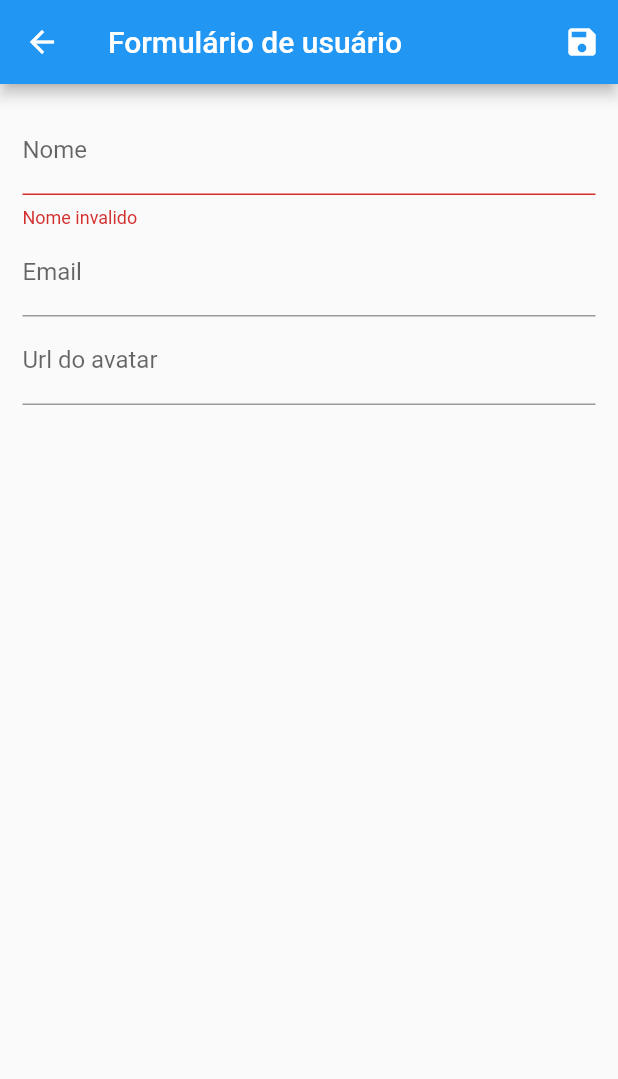
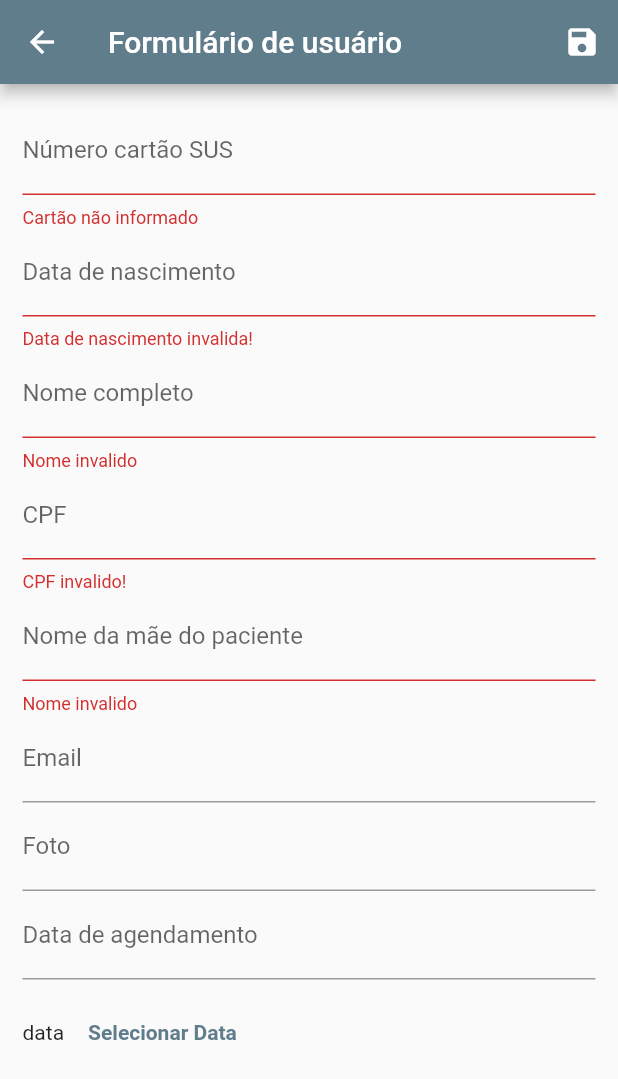
Before and after one commit to alexandretuti/sfi, a Flutter app: the UserForm screen opened by its route, after a tap on the "save" icon, on a phone screen of 412 x 824 dp. Shown: the top 1079 px of the screen. Run offline on Flutter 3.47's test engine with Material 2 defaults, Android fonts, the phone set to English and light mode, and no system bars; network calls fail.

Commit message:
Schedule date included.

```diff
--- a/lib/components/user_tile.dart
+++ b/lib/components/user_tile.dart
@@ -18,7 +18,7 @@ class UserTile extends StatelessWidget{
     return ListTile(
       leading: avatar,
       title: Text(user.name),
-      subtitle: Text(user.email),
+      subtitle: Text("Agendamento: " + user.dataAgendamento),
       trailing: Container(
         width:100,
         child: Row(
--- a/lib/data/dummy_users.dart
+++ b/lib/data/dummy_users.dart
@@ -3,27 +3,48 @@ import 'package:flutter_app/models/User.dart';
 const DUMMY_USERS = {
   '1': const User(
     id: '1',
-    name: 'Maria',
-    email: 'maria@gmail.com',
+    name: 'Joaquim José da Silva Xavier',
+    email: 'joaquimxavier@gmail.com',
     avatarUrl: 'https://cdn.pixabay.com/photo/2014/04/03/10/32/businessman-310819_960_720.png',
+    nroCartaoSUS:'1234567890',
+    dataNascimento:'06/01/1084',
+    cpf:'11111111111',
+    nomeMaePaciente:'Maria do Nascimento',
+    dataAgendamento: "30/04/2021",
+
   ),
   '2': const User(
       id: '2',
-      name: 'Rafael',
-      email: 'rafael@gmail.com',
+      name: 'Camilo Castelo Branco',
+      email: 'castelobranco@gmail.com',
       avatarUrl: 'https://cdn.pixabay.com/photo/2014/04/03/10/32/businessman-310819_960_720.png',
+      nroCartaoSUS:'1234567890',
+      dataNascimento:'06/01/1084',
+      cpf:'11111111111',
+      nomeMaePaciente:'Maria do Nascimento',
+      dataAgendamento: "30/04/2021",
   ),
   '3': const User(
       id: '3',
-      name: 'Fernanda',
-      email: 'fernanda@gmail.com',
+      name: 'Virgulino Ferreira da Silva',
+      email: 'virgulinosilva@gmail.com',
       avatarUrl: 'https://cdn.pixabay.com/photo/2014/04/03/10/32/user-310807_960_720.png',
+      nroCartaoSUS:'1234567890',
+      dataNascimento:'06/01/1084',
+      cpf:'11111111111',
+      nomeMaePaciente:'Maria do Nascimento',
+      dataAgendamento: "30/04/2021",
   ),
   '4': const User(
     id: '4',
-    name: 'Guilherme',
-    email: 'guilherme@gmail.com',
+    name: 'Luis de Camoes',
+    email: 'luiscamoes@gmail.com',
     avatarUrl: 'https://cdn.pixabay.com/photo/2014/04/03/10/32/businessman-310819_960_720.png',
+    nroCartaoSUS:'1234567890',
+    dataNascimento:'06/01/1084',
+    cpf:'11111111111',
+    nomeMaePaciente:'Maria do Nascimento',
+    dataAgendamento: "30/04/2021",
   ),
 
 
--- a/lib/main.dart
+++ b/lib/main.dart
@@ -21,7 +21,7 @@ class MyApp extends StatelessWidget {
       child: MaterialApp(
         title: 'Flutter Demo',
         theme: ThemeData(
-          primarySwatch: Colors.blue,
+          primarySwatch: Colors.blueGrey,
           visualDensity: VisualDensity.adaptivePlatformDensity,
         ),
         routes: {
--- a/lib/models/User.dart
+++ b/lib/models/User.dart
@@ -7,15 +7,23 @@ class User{
   final String email;
   final String avatarUrl;
 
+  final String nroCartaoSUS;
+  final String dataNascimento;
+  final String cpf;
+  final String nomeMaePaciente;
+
+  final String dataAgendamento;
+
   const User({
     this.id,
     @required this.name,
     @required this.email,
     this.avatarUrl,
+    @required this.nroCartaoSUS,
+    @required this.dataNascimento,
+    @required this.cpf,
+    @required this.nomeMaePaciente,
+    this.dataAgendamento,
   });
 
-
-
-
-
 }
--- a/lib/provider/users.dart
+++ b/lib/provider/users.dart
@@ -34,6 +34,11 @@ class Users with ChangeNotifier {
                 name: user.name,
                 email: user.email,
                 avatarUrl: '',
+                nroCartaoSUS: user.nroCartaoSUS,
+                dataNascimento: user.dataNascimento,
+                cpf: user.cpf,
+                nomeMaePaciente: user.nomeMaePaciente,
+                dataAgendamento: user.dataAgendamento,
               ),
       );
     } else {
@@ -46,6 +51,11 @@ class Users with ChangeNotifier {
           name: user.name,
           email: user.email,
           avatarUrl: user.avatarUrl,
+          nroCartaoSUS: user.nroCartaoSUS,
+          dataNascimento: user.dataNascimento,
+          cpf: user.cpf,
+          nomeMaePaciente: user.nomeMaePaciente,
+          dataAgendamento: user.dataAgendamento,
         ),
       );
     }
--- a/lib/views/user_form.dart
+++ b/lib/views/user_form.dart
@@ -1,4 +1,5 @@
 import 'package:flutter/material.dart';
+import 'package:flutter/services.dart';
 import 'package:flutter_app/models/User.dart';
 import 'package:flutter_app/provider/users.dart';
 import 'package:provider/provider.dart';
@@ -10,15 +11,22 @@ class UserForm extends StatefulWidget {
 
 class _UserFormState extends State<UserForm> {
   final _form = GlobalKey<FormState>();
+  DateTime _selectedDate;
 
   final Map<String, String> _formData = {};
 
-  void _loadFormData(User user){
-    _formData['id'] = user.id;
-    _formData['name'] = user.name;
-    _formData['email'] = user.email;
-    _formData['avatarUrl'] = user.avatarUrl;
-
+  void _loadFormData(User user) {
+    if (user != null && user.id != null) {
+      _formData['id'] = user.id;
+      _formData['name'] = user.name;
+      _formData['email'] = user.email;
+      _formData['avatarUrl'] = user.avatarUrl;
+      _formData['nroCartaoSUS'] = user.nroCartaoSUS;
+      _formData['dataNascimento'] = user.dataNascimento;
+      _formData['cpf'] = user.cpf;
+      _formData['nomeMaePaciente'] = user.nomeMaePaciente;
+      _formData['dataAgendamento'] = user.dataAgendamento;
+    }
   }
 
   @override
@@ -28,9 +36,24 @@ class _UserFormState extends State<UserForm> {
     _loadFormData(user);
   }
 
+  _showDatePicker() {
+    showDatePicker(
+        context: context,
+        initialDate: DateTime.now(),
+        firstDate: DateTime(2021),
+        lastDate: DateTime(2022)
+    ).then((pickedDate){
+      if(pickedDate == null){
+        return;
+      }
+      setState((){
+        _selectedDate = pickedDate;
+      });
+    });
+  }
+
   @override
   Widget build(BuildContext context) {
-
     return Scaffold(
       appBar: AppBar(
         title: Text('Formulário de usuário'),
@@ -47,6 +70,11 @@ class _UserFormState extends State<UserForm> {
                       name: _formData['name'],
                       email: _formData['email'],
                       avatarUrl: _formData['avatarUrl'],
+                      nroCartaoSUS: _formData['nroCartaoSUS'],
+                      dataNascimento: _formData['dataNascimento'],
+                      cpf: _formData['cpf'],
+                      nomeMaePaciente: _formData['nomeMaePaciente'],
+                      dataAgendamento: _formData['dataAgendamento'],
                     ),
                   );
                   Navigator.of(context).pop();
@@ -60,9 +88,43 @@ class _UserFormState extends State<UserForm> {
           key: _form,
           child: Column(
             children: <Widget>[
+              //
+              TextFormField(
+                initialValue: _formData['nroCartaoSUS'],
+                decoration: InputDecoration(labelText: 'Número cartão SUS'),
+                keyboardType: TextInputType.number,
+                inputFormatters: <TextInputFormatter>[
+                  FilteringTextInputFormatter.allow(RegExp(r'[0-9]')),
+                ],
+                validator: (value) {
+                  if (value == null || value.trim().isEmpty) {
+                    return 'Cartão não informado';
+                  }
+                  if (value.trim().length < 10) {
+                    return 'Número do cartão deve conter pelo menos 10 caracteres.';
+                  }
+                  return null;
+                },
+                onSaved: (value) => _formData['nroCartaoSUS'] = value,
+              ),
+
+              TextFormField(
+                initialValue: _formData['dataNascimento'],
+                decoration: InputDecoration(labelText: 'Data de nascimento'),
+                validator: (value) {
+                  if (value == null || value.trim().isEmpty) {
+                    return 'Data de nascimento invalida!';
+                  }
+                  return null;
+                },
+                onSaved: (value) => _formData['dataNascimento'] = value,
+              ),
+
+              //
+
               TextFormField(
                 initialValue: _formData['name'],
-                decoration: InputDecoration(labelText: 'Nome'),
+                decoration: InputDecoration(labelText: 'Nome completo'),
                 validator: (value) {
                   if (value == null || value.trim().isEmpty) {
                     return 'Nome invalido';
@@ -74,6 +136,38 @@ class _UserFormState extends State<UserForm> {
                 },
                 onSaved: (value) => _formData['name'] = value,
               ),
+
+              TextFormField(
+                initialValue: _formData['cpf'],
+                decoration: InputDecoration(labelText: 'CPF'),
+                validator: (value) {
+                  if (value == null || value.trim().isEmpty) {
+                    return 'CPF invalido!';
+                  }
+                  if (value.trim().length < 11) {
+                    return 'CPF deve conter 11 caracteres';
+                  }
+                  return null;
+                },
+                onSaved: (value) => _formData['cpf'] = value,
+              ),
+
+              TextFormField(
+                initialValue: _formData['nomeMaePaciente'],
+                decoration:
+                    InputDecoration(labelText: 'Nome da mãe do paciente'),
+                validator: (value) {
+                  if (value == null || value.trim().isEmpty) {
+                    return 'Nome invalido';
+                  }
+                  if (value.trim().length < 3) {
+                    return 'Nome muito pequeno. Informe no minimo 3 letras';
+                  }
+                  return null;
+                },
+                onSaved: (value) => _formData['nomeMaePaciente'] = value,
+              ),
+
               TextFormField(
                 initialValue: _formData['email'],
                 decoration: InputDecoration(labelText: 'Email'),
@@ -81,8 +175,37 @@ class _UserFormState extends State<UserForm> {
               ),
               TextFormField(
                 initialValue: _formData['avatarUrl'],
-                decoration: InputDecoration(labelText: 'Url do avatar'),
+                decoration: InputDecoration(labelText: 'Foto'),
                 onSaved: (value) => _formData['avatarUrl'] = value,
+              ),
+
+              TextFormField(
+                initialValue: _formData['dataAgendamento'],
+                decoration:
+                InputDecoration(labelText: 'Data de agendamento'),
+                validator: (value) {
+                  return null;
+                },
+                onSaved: (value) => _formData['dataAgendamento'] = _selectedDate.toString(),
+              ),
+
+              Container(
+                height: 70,
+                child: Row(
+                  children: <Widget>[
+                    Text(
+                        _selectedDate == null ? "data":  _selectedDate.toString()
+                    ),
+                    FlatButton(
+                      textColor: Theme.of(context).primaryColor,
+                      child: Text(
+                        'Selecionar Data',
+                        style: TextStyle(fontWeight: FontWeight.bold),
+                      ),
+                      onPressed: _showDatePicker,
+                    )
+                  ],
+                ),
               ),
             ],
           ),
```
